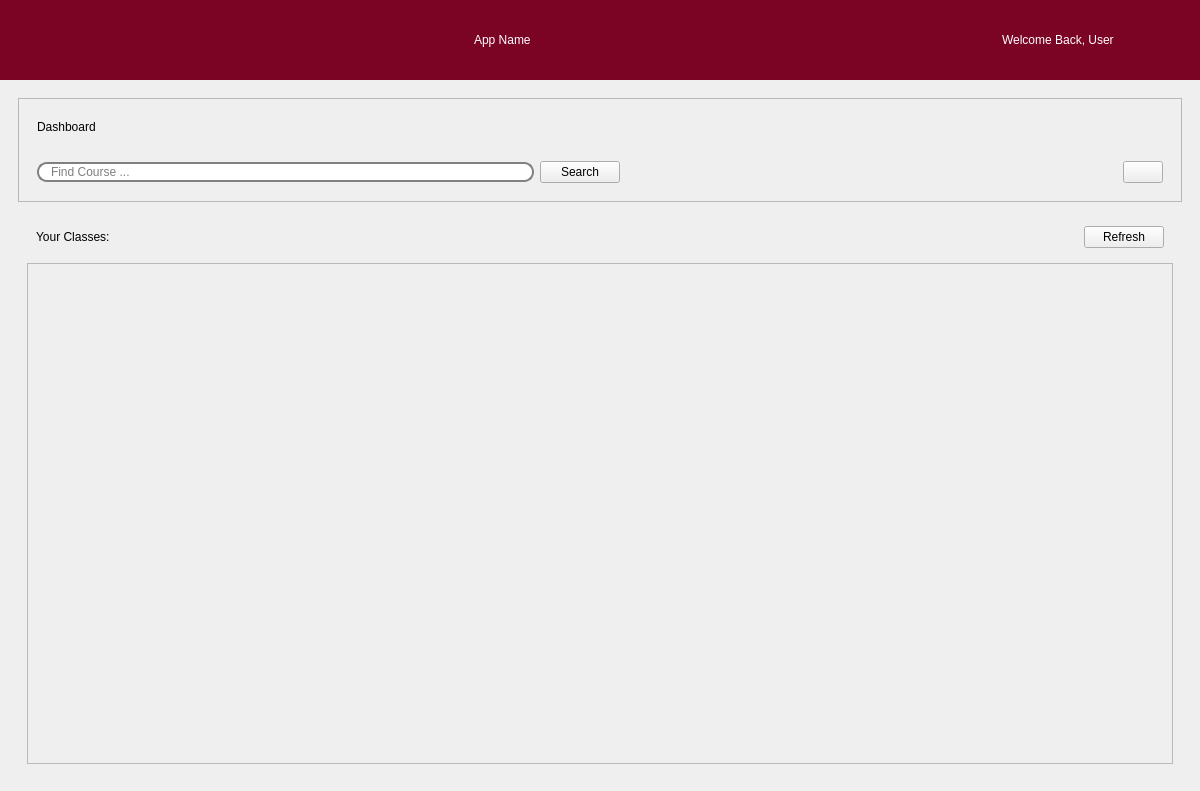
The window that main.ui (chiub2/CMPT496FR) describes before a commit, drawn with Qt 5.
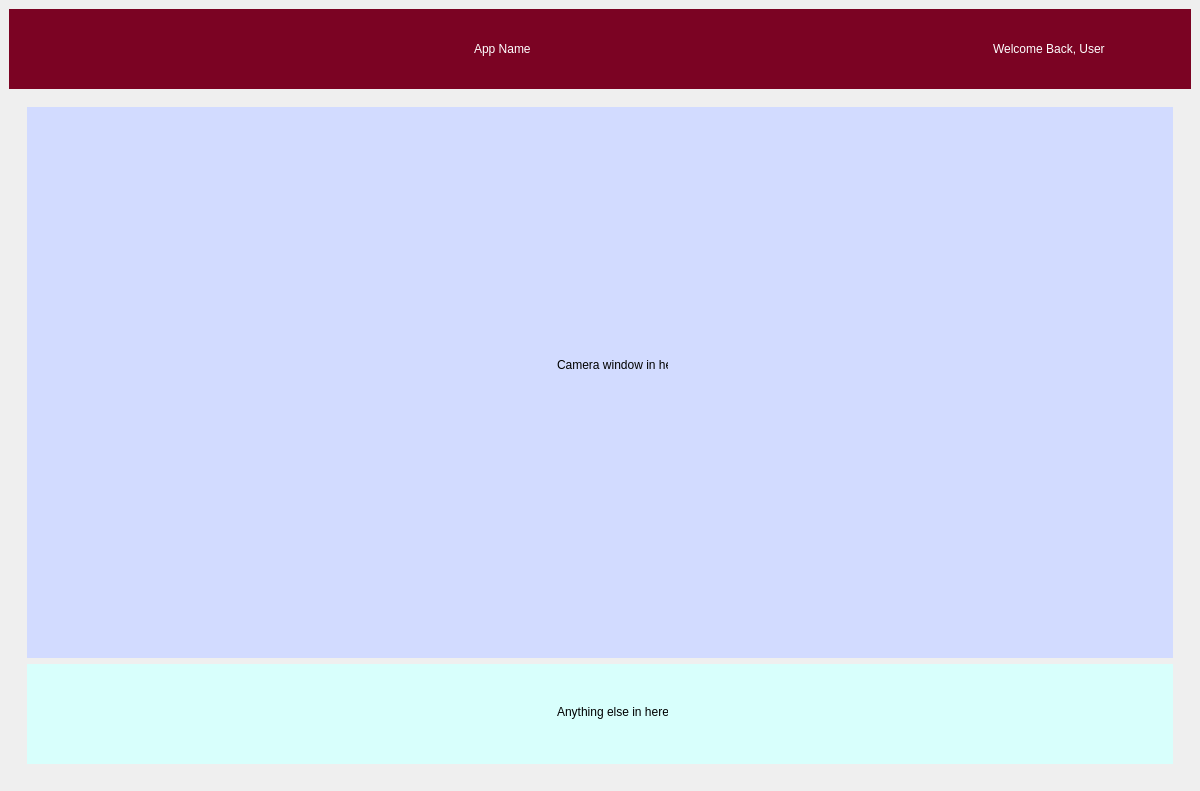
The same window after the commit. Icons and pictures are not drawn.

Commit message: added stackedWidget page for camera window

```diff
--- a/main.ui
+++ b/main.ui
@@ -20,22 +20,7 @@
    <string>MainWindow</string>
   </property>
   <widget class="QWidget" name="centralwidget">
-   <layout class="QHBoxLayout" name="horizontalLayout">
-    <property name="spacing">
-     <number>0</number>
-    </property>
-    <property name="leftMargin">
-     <number>0</number>
-    </property>
-    <property name="topMargin">
-     <number>0</number>
-    </property>
-    <property name="rightMargin">
-     <number>0</number>
-    </property>
-    <property name="bottomMargin">
-     <number>0</number>
-    </property>
+   <layout class="QVBoxLayout" name="verticalLayout_5">
     <item>
      <widget class="QWidget" name="widget" native="true">
       <layout class="QVBoxLayout" name="verticalLayout">
@@ -200,7 +185,7 @@
           <number>0</number>
          </property>
          <property name="currentIndex">
-          <number>2</number>
+          <number>1</number>
          </property>
          <widget class="QWidget" name="attendancePage">
           <layout class="QVBoxLayout" name="verticalLayout_2">
@@ -403,6 +388,62 @@
            </item>
           </layout>
          </widget>
+         <widget class="QWidget" name="attendanceCapturePage">
+          <layout class="QHBoxLayout" name="horizontalLayout_9">
+           <item>
+            <widget class="QWidget" name="widget_9" native="true">
+             <layout class="QVBoxLayout" name="verticalLayout_12">
+              <item>
+               <widget class="QWidget" name="widget_10" native="true">
+                <property name="styleSheet">
+                 <string notr="true">background-color: rgb(210, 219, 255);</string>
+                </property>
+                <widget class="QLabel" name="label_2">
+                 <property name="geometry">
+                  <rect>
+                   <x>530</x>
+                   <y>250</y>
+                   <width>111</width>
+                   <height>16</height>
+                  </rect>
+                 </property>
+                 <property name="text">
+                  <string>Camera window in here</string>
+                 </property>
+                </widget>
+               </widget>
+              </item>
+              <item>
+               <widget class="QWidget" name="widget_11" native="true">
+                <property name="maximumSize">
+                 <size>
+                  <width>16777215</width>
+                  <height>100</height>
+                 </size>
+                </property>
+                <property name="styleSheet">
+                 <string notr="true">background-color: rgb(216, 255, 252);</string>
+                </property>
+                <widget class="QLabel" name="label_6">
+                 <property name="geometry">
+                  <rect>
+                   <x>530</x>
+                   <y>40</y>
+                   <width>111</width>
+                   <height>16</height>
+                  </rect>
+                 </property>
+                 <property name="text">
+                  <string>Anything else in here</string>
+                 </property>
+                </widget>
+               </widget>
+              </item>
+             </layout>
+            </widget>
+           </item>
+          </layout>
+         </widget>
          <widget class="QWidget" name="manageStudentsPage">
           <layout class="QVBoxLayout" name="verticalLayout_9">
            <item>
```
The commit also changes 2 other files.
